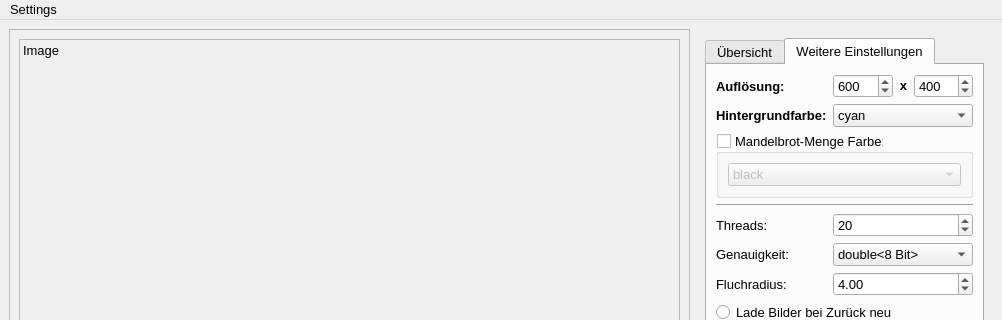
Qt form mainwindow.ui (M4RKUS28/Fraktalgenerator) before a commit; both pictures show x 0 to 1002 and y 0 to 320 of the 1002 by 653 pixel window.
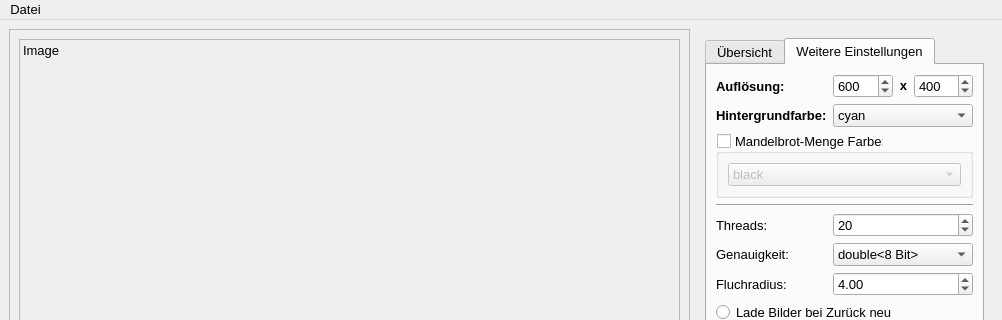
The same form after that commit.

What changed in the file:
```diff
--- a/mainwindow.ui
+++ b/mainwindow.ui
@@ -860,12 +860,12 @@
      <x>0</x>
      <y>0</y>
      <width>1002</width>
-     <height>24</height>
+     <height>23</height>
     </rect>
    </property>
    <widget class="QMenu" name="menuSettings">
     <property name="title">
-     <string>Settings</string>
+     <string>Datei</string>
     </property>
    </widget>
    <addaction name="menuSettings"/>
```
Left out of the diff: 22 changed lines with no effect on the pictures.
